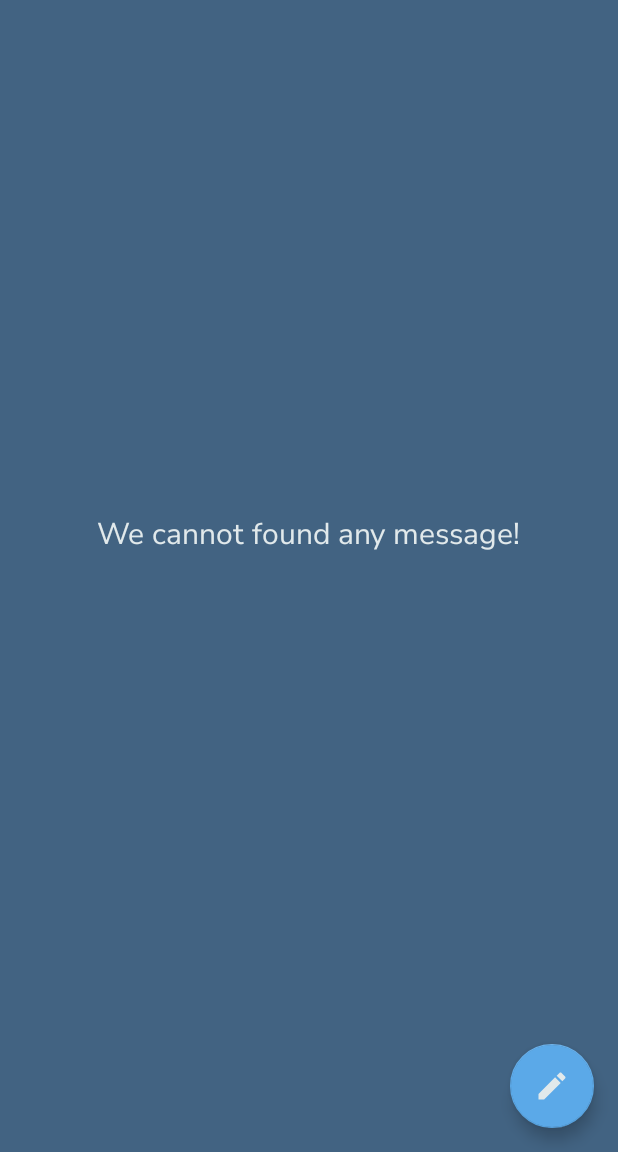
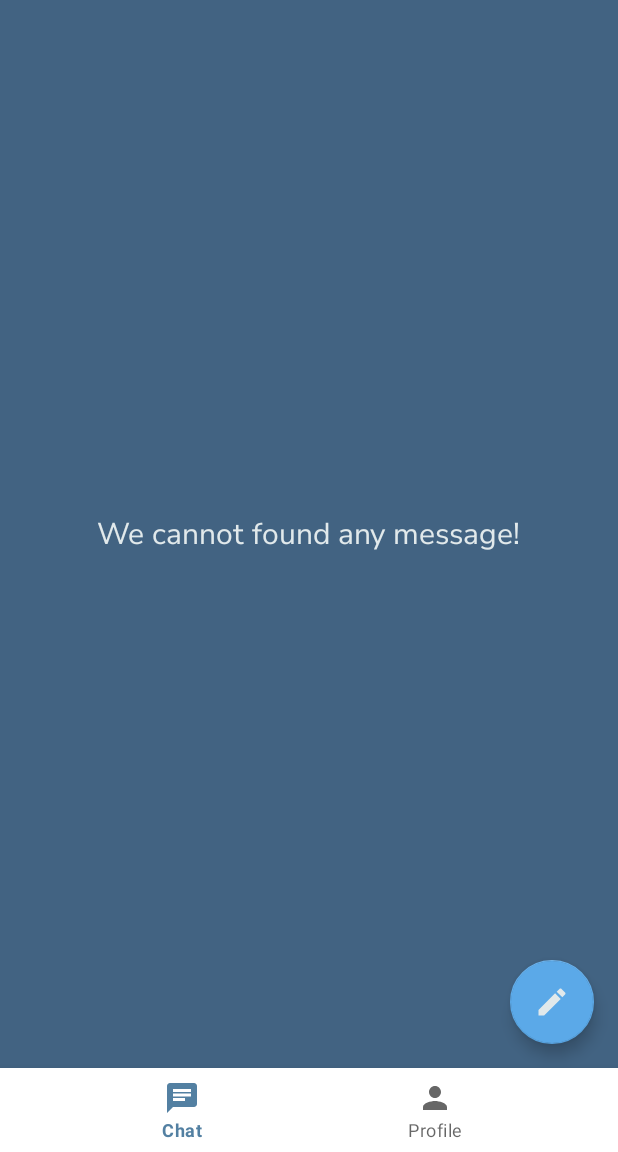
Before and after one commit to jmaxsa/livechat, an Android app: the screen it shows after launch (HomeActivity), on a phone screen of 412 x 824 dp, the part 84-1236 px from its top. Run offline under Robolectric (Android 15) with nearby library versions, the phone set to English and light mode, and no system bars.

Commit message:
Adding bottom navigation and fragment container view

```diff
--- /dev/null
+++ b/app/src/main/java/br/com/jm/livechat/HomeFragment.kt
@@ -0,0 +1,11 @@
+package br.com.jm.livechat
+
+import android.os.Bundle
+import android.view.LayoutInflater
+import android.view.View
+import android.view.ViewGroup
+import androidx.fragment.app.Fragment
+
+class HomeFragment: Fragment(R.layout.fragment_home) {
+
+}
--- /dev/null
+++ b/app/src/main/res/drawable/ic_baseline_chat_24_white.xml
@@ -0,0 +1,5 @@
+<vector android:autoMirrored="true" android:height="24dp"
+    android:tint="#FEFEFF" android:viewportHeight="24"
+    android:viewportWidth="24" android:width="24dp" xmlns:android="http://schemas.android.com/apk/res/android">
+    <path android:fillColor="@android:color/white" android:pathData="M20,2L4,2c-1.1,0 -1.99,0.9 -1.99,2L2,22l4,-4h14c1.1,0 2,-0.9 2,-2L22,4c0,-1.1 -0.9,-2 -2,-2zM6,9h12v2L6,11L6,9zM14,14L6,14v-2h8v2zM18,8L6,8L6,6h12v2z"/>
+</vector>
--- /dev/null
+++ b/app/src/main/res/drawable/ic_baseline_person_24_white.xml
@@ -0,0 +1,5 @@
+<vector android:height="24dp" android:tint="#FEFEFF"
+    android:viewportHeight="24" android:viewportWidth="24"
+    android:width="24dp" xmlns:android="http://schemas.android.com/apk/res/android">
+    <path android:fillColor="@android:color/white" android:pathData="M12,12c2.21,0 4,-1.79 4,-4s-1.79,-4 -4,-4 -4,1.79 -4,4 1.79,4 4,4zM12,14c-2.67,0 -8,1.34 -8,4v2h16v-2c0,-2.66 -5.33,-4 -8,-4z"/>
+</vector>
--- a/app/src/main/res/layout/activity_home.xml
+++ b/app/src/main/res/layout/activity_home.xml
@@ -5,8 +5,7 @@
     xmlns:tools="http://schemas.android.com/tools"
     android:layout_width="match_parent"
     android:layout_height="match_parent"
-    tools:context=".HomeActivity"
-    android:background="@color/primary_variant_color">
+    tools:context=".HomeActivity">
 
     <br.com.jm.livechat.components.CustomToolbar
         android:id="@+id/toolbar"
@@ -16,28 +15,23 @@
         app:layout_constraintStart_toStartOf="parent"
         app:layout_constraintEnd_toEndOf="parent"/>
 
-    <TextView
-        android:id="@+id/tv_no_message"
-        android:layout_width="wrap_content"
-        android:layout_height="wrap_content"
-        android:fontFamily="@font/nunito_sans"
-        android:text="@string/no_message_title"
-        app:layout_constraintTop_toTopOf="parent"
-        app:layout_constraintBottom_toBottomOf="parent"
+    <androidx.fragment.app.FragmentContainerView
+        android:id="@+id/fragment_container"
+        android:name="br.com.jm.livechat.HomeFragment"
+        android:layout_width="match_parent"
+        android:layout_height="0dp"
+        app:layout_constraintBottom_toTopOf="@id/bottom_navigation"
+        app:layout_constraintEnd_toEndOf="parent"
+        app:layout_constraintStart_toStartOf="parent"
+        app:layout_constraintTop_toBottomOf="@id/toolbar" />
+
+    <com.google.android.material.bottomnavigation.BottomNavigationView
+        android:id="@+id/bottom_navigation"
+        android:layout_width="match_parent"
+        android:layout_height="@dimen/bottom_navigation_height"
         app:layout_constraintStart_toStartOf="parent"
         app:layout_constraintEnd_toEndOf="parent"
-        android:textSize="@dimen/text_size_20sp"
-        android:textColor="@color/white_text"/>
-
-    <com.google.android.material.floatingactionbutton.FloatingActionButton
-        android:id="@+id/fab_make_text"
-        android:layout_width="wrap_content"
-        android:layout_height="wrap_content"
-        app:layout_constraintEnd_toEndOf="parent"
         app:layout_constraintBottom_toBottomOf="parent"
-        android:layout_margin="@dimen/margin_16dp"
-        app:backgroundTint="@color/blue_buttons"
-        app:tint="@color/white_text"
-        android:src="@drawable/ic_baseline_create_24_white"/>
+        app:menu="@menu/menu"/>
 
 </androidx.constraintlayout.widget.ConstraintLayout>
--- /dev/null
+++ b/app/src/main/res/layout/fragment_home.xml
@@ -0,0 +1,33 @@
+<?xml version="1.0" encoding="utf-8"?>
+<androidx.constraintlayout.widget.ConstraintLayout
+    xmlns:android="http://schemas.android.com/apk/res/android"
+    xmlns:app="http://schemas.android.com/apk/res-auto"
+    android:layout_width="match_parent"
+    android:layout_height="match_parent"
+    android:background="@color/primary_variant_color">
+
+    <TextView
+        android:id="@+id/tv_no_message"
+        android:layout_width="wrap_content"
+        android:layout_height="wrap_content"
+        android:fontFamily="@font/nunito_sans"
+        android:text="@string/no_message_title"
+        app:layout_constraintTop_toTopOf="parent"
+        app:layout_constraintBottom_toBottomOf="parent"
+        app:layout_constraintStart_toStartOf="parent"
+        app:layout_constraintEnd_toEndOf="parent"
+        android:textSize="@dimen/text_size_20sp"
+        android:textColor="@color/white_text"/>
+
+    <com.google.android.material.floatingactionbutton.FloatingActionButton
+        android:id="@+id/fab_make_text"
+        android:layout_width="wrap_content"
+        android:layout_height="wrap_content"
+        app:layout_constraintEnd_toEndOf="parent"
+        app:layout_constraintBottom_toBottomOf="parent"
+        android:layout_margin="@dimen/margin_16dp"
+        app:backgroundTint="@color/blue_buttons"
+        app:tint="@color/white_text"
+        android:src="@drawable/ic_baseline_create_24_white"/>
+
+</androidx.constraintlayout.widget.ConstraintLayout>
--- /dev/null
+++ b/app/src/main/res/menu/menu.xml
@@ -0,0 +1,10 @@
+<?xml version="1.0" encoding="utf-8"?>
+<menu xmlns:android="http://schemas.android.com/apk/res/android">
+    <item android:id="@+id/action_chat"
+        android:icon="@drawable/ic_baseline_chat_24_white"
+        android:title="@string/menu_chat_title"/>
+
+    <item android:id="@+id/action_profile"
+        android:icon="@drawable/ic_baseline_person_24_white"
+        android:title="@string/menu_profile_title"/>
+</menu>
--- a/app/src/main/res/values/dimens.xml
+++ b/app/src/main/res/values/dimens.xml
@@ -4,6 +4,7 @@
     <!-- Size -->
     <dimen name="profile_picture_size">70dp</dimen>
     <dimen name="count_message_background_size">24dp</dimen>
+    <dimen name="bottom_navigation_height">56dp</dimen>
 
     <!-- Margins -->
     <dimen name="margin_8dp">8dp</dimen>
--- a/app/src/main/res/values/strings.xml
+++ b/app/src/main/res/values/strings.xml
@@ -1,10 +1,10 @@
+<?xml version="1.0" encoding="utf-8"?>
 <resources>
     <string name="app_name">Live Chat</string>
 
-    <!-- Welcome -->
-    <string name="welcome_title">Welcome to the Live Chat!</string>
-    <string name="advance_button">Advance</string>
-
     <string name="no_message_title">We cannot found any message!</string>
 
+    <!-- Bottom Navigation -->
+    <string name="menu_chat_title">Chat</string>
+    <string name="menu_profile_title">Profile</string>
 </resources>
```
Also changed, not shown: 1 other file.
